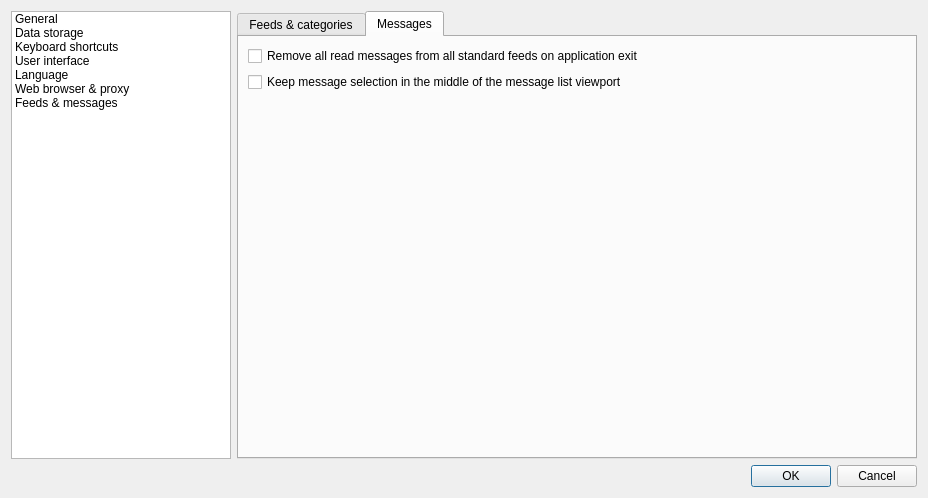
The window that src/gui/formsettings.ui (martinrotter/rssguard) describes before a commit, drawn with Qt 5.
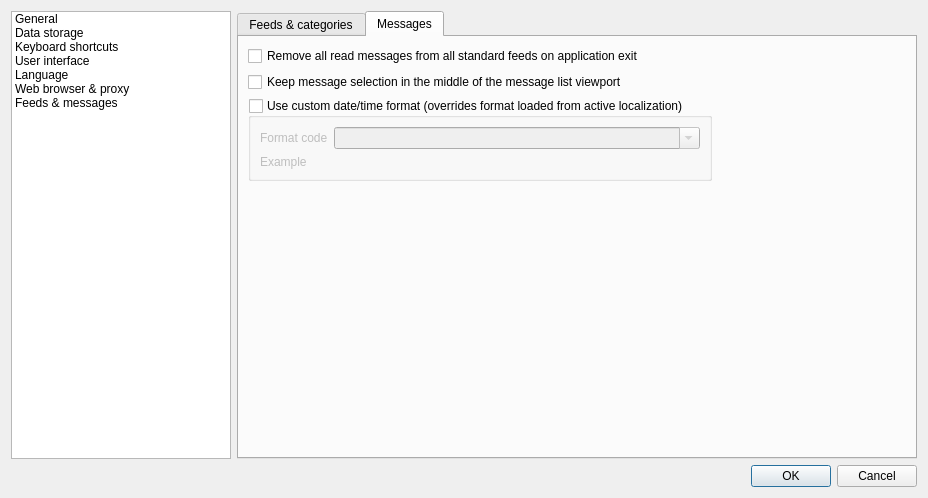
The same window after the commit. The open tabs and pages were chosen to show the change. Custom widgets are drawn as their Qt base class.

Diff of the .ui file:
```diff
--- a/src/gui/formsettings.ui
+++ b/src/gui/formsettings.ui
@@ -1286,6 +1286,49 @@
              </property>
             </widget>
            </item>
+           <item row="2" column="0">
+            <widget class="QGroupBox" name="m_grpMessagesDateTimeFormat">
+             <property name="title">
+              <string>Use custom date/time format (overrides format loaded from active localization)</string>
+             </property>
+             <property name="checkable">
+              <bool>true</bool>
+             </property>
+             <property name="checked">
+              <bool>false</bool>
+             </property>
+             <layout class="QFormLayout" name="formLayout_19">
+              <item row="0" column="0">
+               <widget class="QLabel" name="label_11">
+                <property name="text">
+                 <string>Format code</string>
+                </property>
+               </widget>
+              </item>
+              <item row="0" column="1">
+               <widget class="QComboBox" name="m_cmbMessagesDateTimeFormat">
+                <property name="editable">
+                 <bool>true</bool>
+                </property>
+               </widget>
+              </item>
+              <item row="1" column="0">
+               <widget class="QLabel" name="label_12">
+                <property name="text">
+                 <string>Example</string>
+                </property>
+               </widget>
+              </item>
+              <item row="1" column="1">
+               <widget class="QLabel" name="m_lblMessagesDateTimeFormat">
+                <property name="text">
+                 <string/>
+                </property>
+               </widget>
+              </item>
+             </layout>
+            </widget>
+           </item>
           </layout>
          </widget>
         </widget>
```
Left out of the diff: 12 changed lines with no effect on the pictures.
